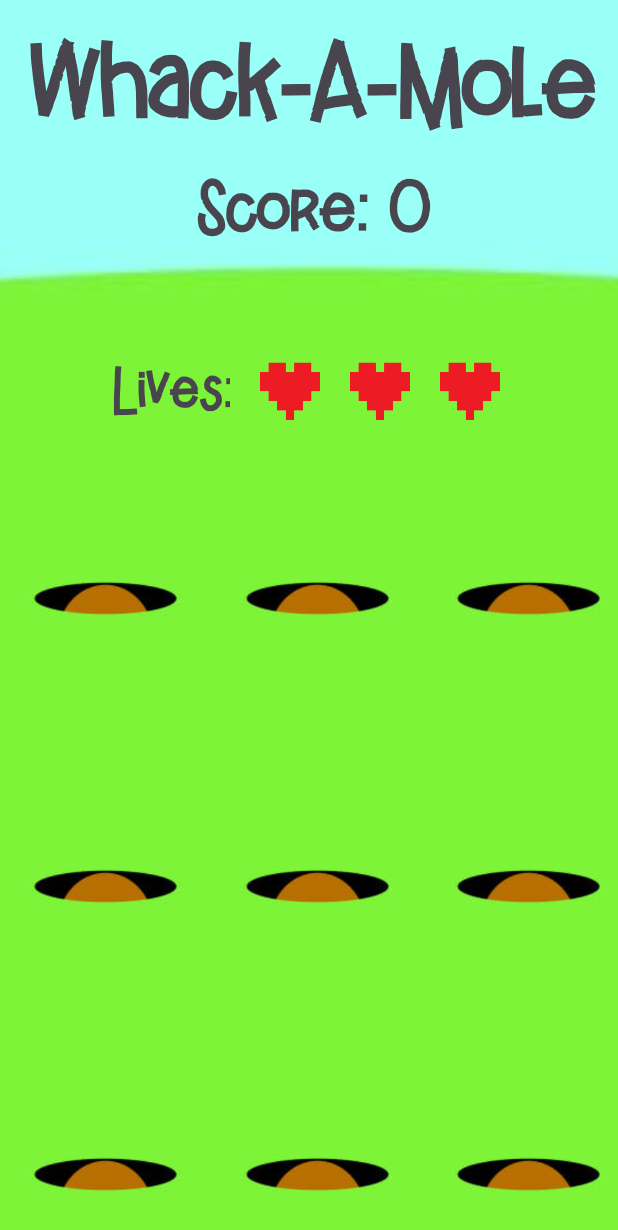
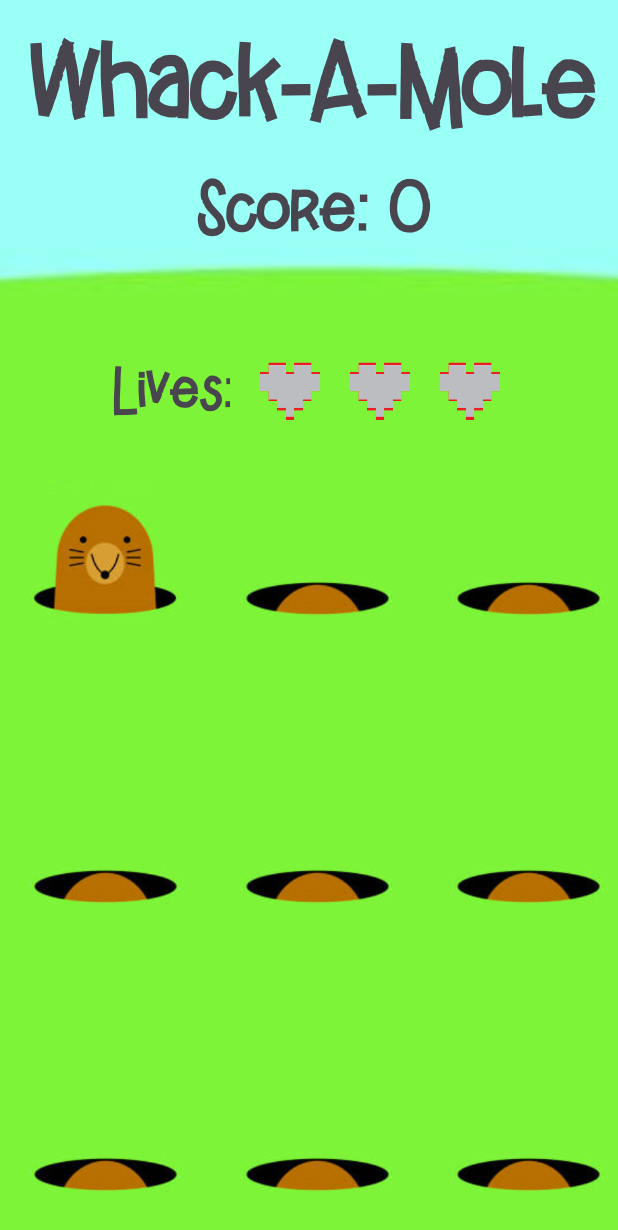
Before and after one commit to jewell-owen/Whack-A-Mole, an Android app: the GameActivity screen opened directly, with no data from a screen before it, on a phone screen of 412 x 824 dp. Shown: the top 1230 px of the screen. Run offline under Robolectric (Android 15) with nearby library versions, the phone set to English and light mode, and no system bars; 3 statements that could not run were skipped.

Commit message:
Update GameActivity.java

```diff
--- a/app/src/main/java/com/example/project1/GameActivity.java
+++ b/app/src/main/java/com/example/project1/GameActivity.java
@@ -1,8 +1,13 @@
 package com.example.project1;
 
+import android.content.SharedPreferences;
 import android.os.Bundle;
+import android.os.Handler;
+import android.os.Looper;
 import android.view.View;
 import android.widget.ImageView;
+import android.widget.TextView;
+import android.widget.Toast;
 
 import androidx.activity.EdgeToEdge;
 import androidx.appcompat.app.AppCompatActivity;
@@ -14,22 +19,24 @@ import androidx.lifecycle.ViewModelProvider;
 public class GameActivity extends AppCompatActivity {
 
     private WhackAMoleViewModel viewModel;
-    private ImageView mole1;
-    private ImageView mole2;
-    private ImageView mole3;
-    private ImageView mole4;
-    private ImageView mole5;
-    private ImageView mole6;
-    private ImageView mole7;
-    private ImageView mole8;
-    private ImageView mole9;
-
+    private ImageView[] moles;
+    private ImageView[] hearts;  // ImageView array for the hearts (lives)
+    private TextView scoreTextView;  // TextView for displaying the score
+    private int[] moleIds = {
+            R.id.game_mole1_iv, R.id.game_mole2_iv, R.id.game_mole3_iv,
+            R.id.game_mole4_iv, R.id.game_mole5_iv, R.id.game_mole6_iv,
+            R.id.game_mole7_iv, R.id.game_mole8_iv, R.id.game_mole9_iv
+    };
+    private int[] heartIds = {
+            R.id.game_life1_iv, R.id.game_life2_iv, R.id.game_life3_iv
+    };
 
     @Override
     protected void onCreate(Bundle savedInstanceState) {
         super.onCreate(savedInstanceState);
         EdgeToEdge.enable(this);
         setContentView(R.layout.activity_game);
+
         ViewCompat.setOnApplyWindowInsetsListener(findViewById(R.id.main), (v, insets) -> {
             Insets systemBars = insets.getInsets(WindowInsetsCompat.Type.systemBars());
             v.setPadding(systemBars.left, systemBars.top, systemBars.right, systemBars.bottom);
@@ -37,28 +44,111 @@ public class GameActivity extends AppCompatActivity {
         });
 
         viewModel = new ViewModelProvider(this).get(WhackAMoleViewModel.class);
+        moles = new ImageView[9];
+        hearts = new ImageView[3];  // For displaying lives as hearts
+        scoreTextView = findViewById(R.id.game_score_tv);  // Initialize score TextView
 
-        mole1 = findViewById(R.id.game_mole1_iv);
-        mole2 = findViewById(R.id.game_mole1_iv);
-        mole3 = findViewById(R.id.game_mole1_iv);
-        mole4 = findViewById(R.id.game_mole1_iv);
-        mole5 = findViewById(R.id.game_mole1_iv);
-        mole6 = findViewById(R.id.game_mole1_iv);
-        mole7 = findViewById(R.id.game_mole1_iv);
-        mole8 = findViewById(R.id.game_mole1_iv);
-        mole9 = findViewById(R.id.game_mole1_iv);
+        // Initialize the heart ImageViews (for lives)
+        for (int i = 0; i < heartIds.length; i++) {
+            hearts[i] = findViewById(heartIds[i]);
+        }
 
-        mole1.setOnClickListener(new View.OnClickListener() {
+        // Initialize all mole ImageViews
+        for (int i = 0; i < moleIds.length; i++) {
+            moles[i] = findViewById(moleIds[i]);
+            final int index = i;
+            moles[i].setOnClickListener(new View.OnClickListener() {
+                @Override
+                public void onClick(View view) {
+                    if (!viewModel.isGameEnded() && viewModel.getCurrentMole() == index) { // Only whack if this is the active mole
+                        moles[index].setImageResource(R.drawable.nomole); // Whack it and hide
+                        viewModel.hitMole(); // Increment score in ViewModel
+                        updateScore(); // Update the UI to reflect new score
+                    }
+                }
+            });
+        }
+
+        // Start the game and moles automatically pop up
+        viewModel.startGame();
+
+        // Set up a periodic task to update the UI based on which mole is active
+        final Handler uiHandler = new Handler(Looper.getMainLooper());
+        Runnable uiRunnable = new Runnable() {
             @Override
-            public void onClick(View view) {
-//                if(mole1.get){
-//
-//                }
-                mole1.setImageResource(R.drawable.mole);
+            public void run() {
+                // Check if game has ended
+                if (viewModel.isGameEnded()) {
+                    saveHighScore();  // Save high score if the game ends
+                    showGameOver();
+                    return;
+                }
+
+                // Reset all moles to empty images
+                for (ImageView mole : moles) {
+                    mole.setImageResource(R.drawable.nomole);
+                }
+
+                // Only show the active mole
+                int currentMole = viewModel.getCurrentMole();
+                if (currentMole != -1) {
+                    moles[currentMole].setImageResource(R.drawable.mole);
+                }
+
+                // Update lives and score in UI
+                updateScore();
+                updateLives();  // Update the heart icons based on remaining lives
+
+                // Keep updating the UI every 500ms (adjust as necessary)
+                uiHandler.postDelayed(this, 500);
             }
-        });
+        };
+        uiHandler.post(uiRunnable);
+    }
 
+    // Method to update score in the UI
+    private void updateScore() {
+        int score = viewModel.getScore();
+        scoreTextView.setText("Score: " + score);  // Update the score TextView
+    }
 
+    // Method to update lives (hearts) in the UI
+    private void updateLives() {
+        int lives = viewModel.getLives();
+        for (int i = 0; i < hearts.length; i++) {
+            if (i < lives) {
+                hearts[i].setImageResource(R.drawable.full_heart);  // Show full heart if lives are remaining
+            } else {
+                hearts[i].setImageResource(R.drawable.empty_heart);  // Show empty heart if life is lost
+            }
+        }
+    }
 
+    // Show a game over message when the game ends
+    private void showGameOver() {
+        Toast.makeText(this, "Game Over! Your Score: " + viewModel.getScore(), Toast.LENGTH_LONG).show();
+
+        // Optionally, navigate to a Game Over screen or restart the game
+        // For example, finish() to go back to the main menu:
+        finish(); // Close the GameActivity and return to the main menu
+    }
+
+    // Save the high score using SharedPreferences
+    private void saveHighScore() {
+        SharedPreferences prefs = getSharedPreferences("WhackAMolePrefs", MODE_PRIVATE);
+        int highScore = prefs.getInt("high_score", 0);
+
+        int currentScore = viewModel.getScore();
+        if (currentScore > highScore) {
+            SharedPreferences.Editor editor = prefs.edit();
+            editor.putInt("high_score", currentScore);
+            editor.apply();
+        }
+    }
+
+    @Override
+    protected void onDestroy() {
+        super.onDestroy();
+        viewModel.stopGame(); // Stop the mole popping logic when the activity is destroyed
     }
 }
```
